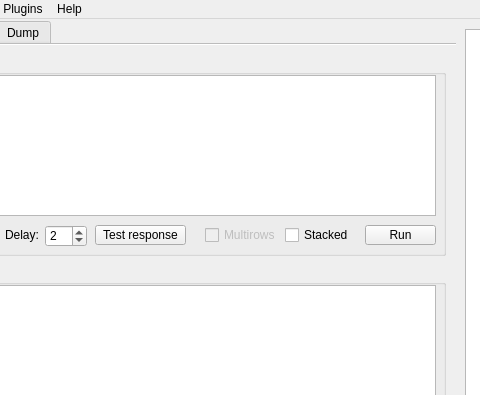
kaeso/enema, file gui/main/main.ui: the form before one commit; both pictures show x 135 to 615 and y 0 to 395 of the 1121 by 624 pixel window.
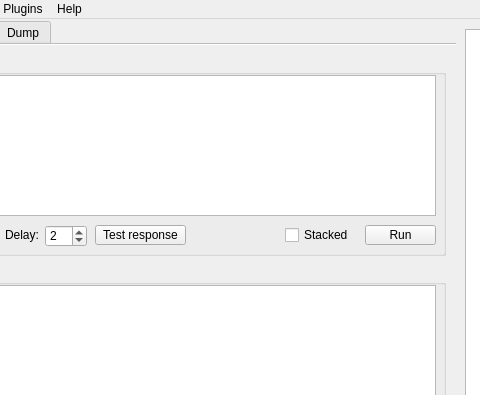
The form after the commit. The open tabs and pages were chosen to show the change.

```diff
--- a/gui/main/main.ui
+++ b/gui/main/main.ui
@@ -639,22 +639,6 @@
         <string>Method:</string>
        </property>
       </widget>
-      <widget class="QCheckBox" name="isMultirows">
-       <property name="enabled">
-        <bool>false</bool>
-       </property>
-       <property name="geometry">
-        <rect>
-         <x>330</x>
-         <y>170</y>
-         <width>70</width>
-         <height>20</height>
-        </rect>
-       </property>
-       <property name="text">
-        <string>Multirows</string>
-       </property>
-      </widget>
       <widget class="QPushButton" name="testButton">
        <property name="geometry">
         <rect>
```
